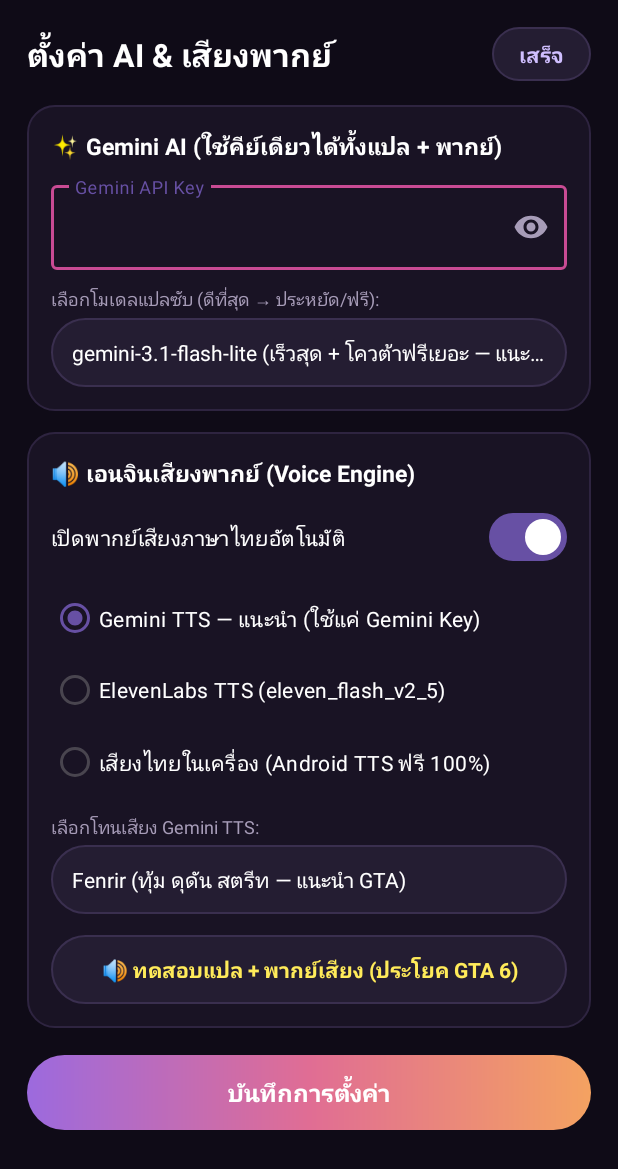
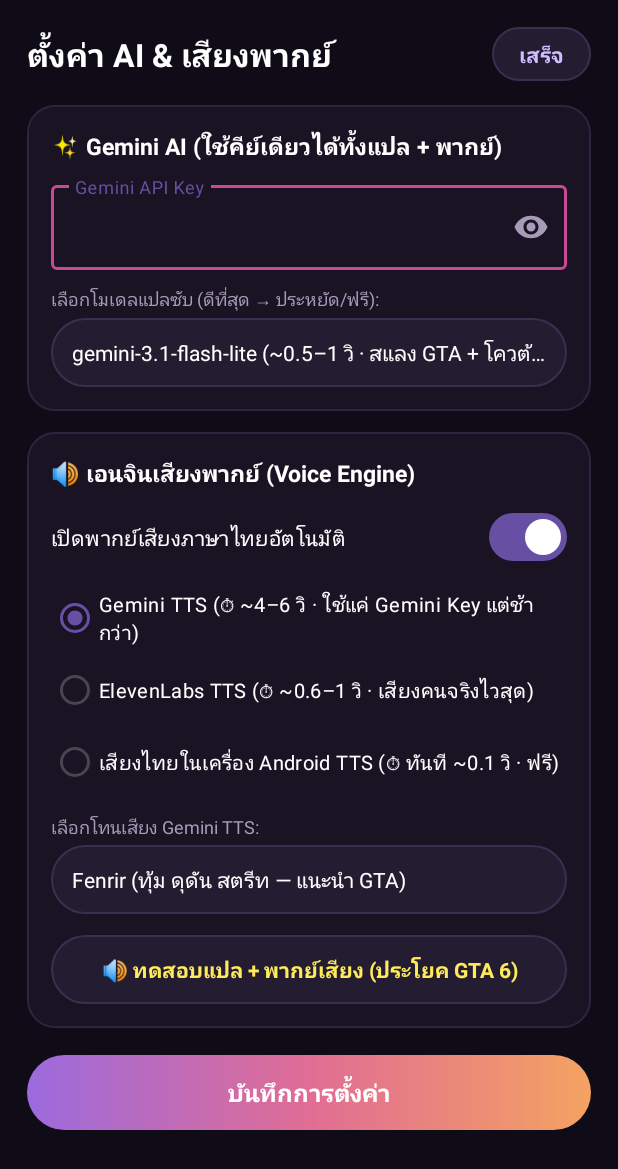
Before and after one commit to sarawutartnvc20-pixel/GTA6SubDub-Android, an Android app: the SettingsActivity screen opened directly, with no data from a screen before it, on a phone screen of 412 x 824 dp. Shown: the top 1169 px of the screen. Run offline under Robolectric (Android 15) with nearby library versions, the phone set to English and light mode, and no system bars.

Commit message:
Add files via upload

```diff
--- a/app/src/main/java/com/gta6subdub/app/ElevenLabsClient.kt
+++ b/app/src/main/java/com/gta6subdub/app/ElevenLabsClient.kt
@@ -39,7 +39,8 @@ object ElevenLabsClient {
         val safeVoice = voiceId.trim()
         if (safeKey.isEmpty() || safeVoice.isEmpty()) return@withContext
 
-        val url = "https://api.elevenlabs.io/v1/text-to-speech/$safeVoice?output_format=mp3_22050_32"
+        val url =
+            "https://api.elevenlabs.io/v1/text-to-speech/$safeVoice?output_format=mp3_22050_32&optimize_streaming_latency=4"
 
         val payload = JSONObject().apply {
             put("text", text)
--- a/app/src/main/java/com/gta6subdub/app/SettingsActivity.kt
+++ b/app/src/main/java/com/gta6subdub/app/SettingsActivity.kt
@@ -18,14 +18,16 @@ class SettingsActivity : AppCompatActivity() {
 
     private val geminiModels = listOf(
         "gemini-3.1-flash-lite",
+        "instant_free",
         "gemini-3.8-flash",
         "gemini-3.8-pro",
         "custom"
     )
     private val geminiModelLabels = listOf(
-        "gemini-3.1-flash-lite (เร็วสุด + โควต้าฟรีเยอะ — แนะนำเล่นสด)",
-        "gemini-3.8-flash (แปลสแลงดีสุด — ฟรีจำกัด 20 ครั้ง/วัน)",
-        "gemini-3.8-pro (แปลละเอียดสุด — ช้ากว่าเล็กน้อย)",
+        "gemini-3.1-flash-lite (~0.5–1 วิ · สแลง GTA + โควต้าฟรีเยอะ)",
+        "แปลด่วนฟรี (~0.2 วิ · ทันที ไม่จำกัดโควต้า)",
+        "gemini-3.8-flash (~1.5–2.5 วิ · สแลงดีสุด · ฟรี 20 ครั้ง/วัน)",
+        "gemini-3.8-pro (~3–4 วิ · แม่นสุด)",
         "กำหนดเอง (พิมพ์ชื่อโมเดลเอง)"
     )
 
@@ -97,7 +99,7 @@ class SettingsActivity : AppCompatActivity() {
         // Test BOTH Gemini translation AND Voice Dubbing in 1 tap
         binding.btnTestVoice.setOnClickListener {
             saveOnly()
-            if (prefs.geminiApiKey.isEmpty()) {
+            if (prefs.geminiModel != "instant_free" && prefs.geminiApiKey.isEmpty()) {
                 Toast.makeText(this, "กรุณาใส่ Gemini API Key ก่อนทดสอบครับ", Toast.LENGTH_SHORT).show()
                 return@setOnClickListener
             }
--- a/app/src/main/res/layout/activity_settings.xml
+++ b/app/src/main/res/layout/activity_settings.xml
@@ -148,27 +148,27 @@
                     android:layout_width="match_parent"
                     android:layout_height="wrap_content"
                     android:buttonTint="#F472B6"
-                    android:text="Gemini TTS — แนะนำ (ใช้แค่ Gemini Key)"
+                    android:text="Gemini TTS (⏱ ~4–6 วิ · ใช้แค่ Gemini Key แต่ช้ากว่า)"
                     android:textColor="#FFFFFF"
-                    android:textSize="14sp" />
+                    android:textSize="13sp" />
 
                 <RadioButton
                     android:id="@+id/rbVoiceElevenLabs"
                     android:layout_width="match_parent"
                     android:layout_height="wrap_content"
                     android:buttonTint="#F472B6"
-                    android:text="ElevenLabs TTS (eleven_flash_v2_5)"
+                    android:text="ElevenLabs TTS (⏱ ~0.6–1 วิ · เสียงคนจริงไวสุด)"
                     android:textColor="#FFFFFF"
-                    android:textSize="14sp" />
+                    android:textSize="13sp" />
 
                 <RadioButton
                     android:id="@+id/rbVoiceAndroid"
                     android:layout_width="match_parent"
                     android:layout_height="wrap_content"
                     android:buttonTint="#F472B6"
-                    android:text="เสียงไทยในเครื่อง (Android TTS ฟรี 100%)"
+                    android:text="เสียงไทยในเครื่อง Android TTS (⏱ ทันที ~0.1 วิ · ฟรี)"
                     android:textColor="#FFFFFF"
-                    android:textSize="14sp" />
+                    android:textSize="13sp" />
             </RadioGroup>
 
             <!-- Gemini Voice Selector Box (shown only when Gemini TTS selected) -->
```
Also changed, not shown: app/src/main/java/com/gta6subdub/app/GamePackManager.kt (+19 -0 lines), app/src/main/java/com/gta6subdub/app/GeminiClient.kt (+49 -15 lines), app/src/main/java/com/gta6subdub/app/LiveControlActivity.kt (+85 -15 lines).
